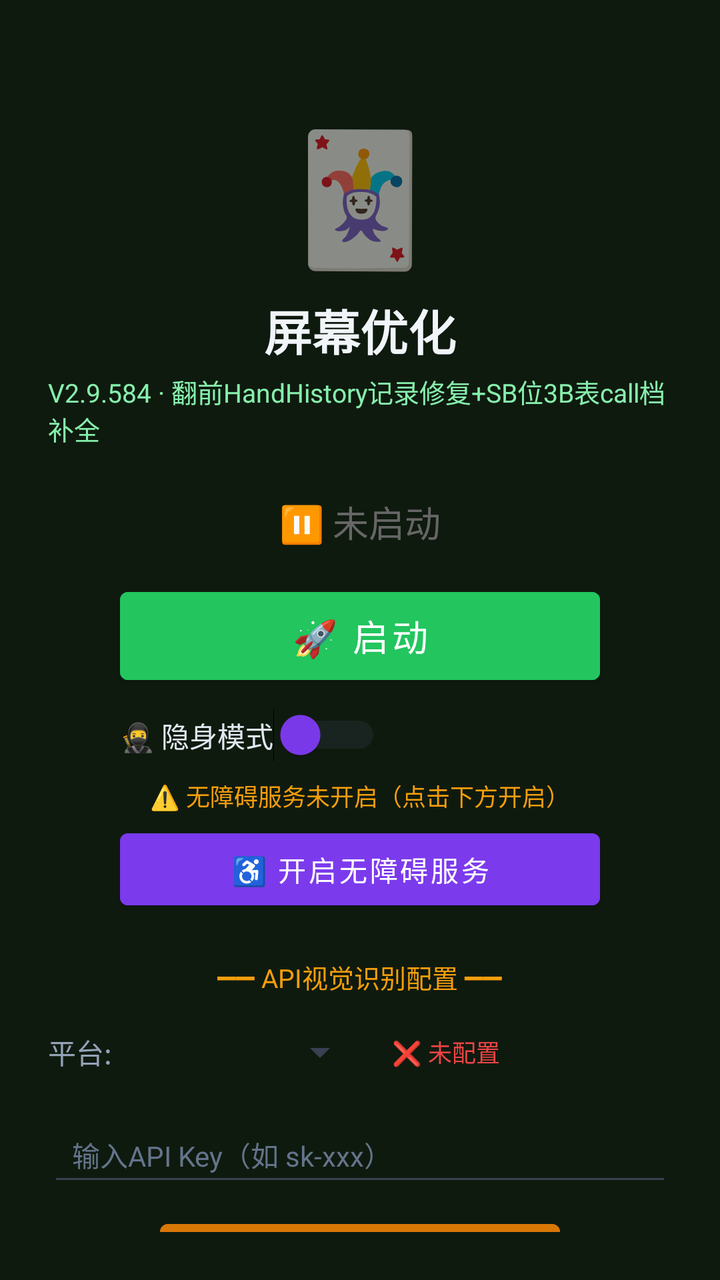
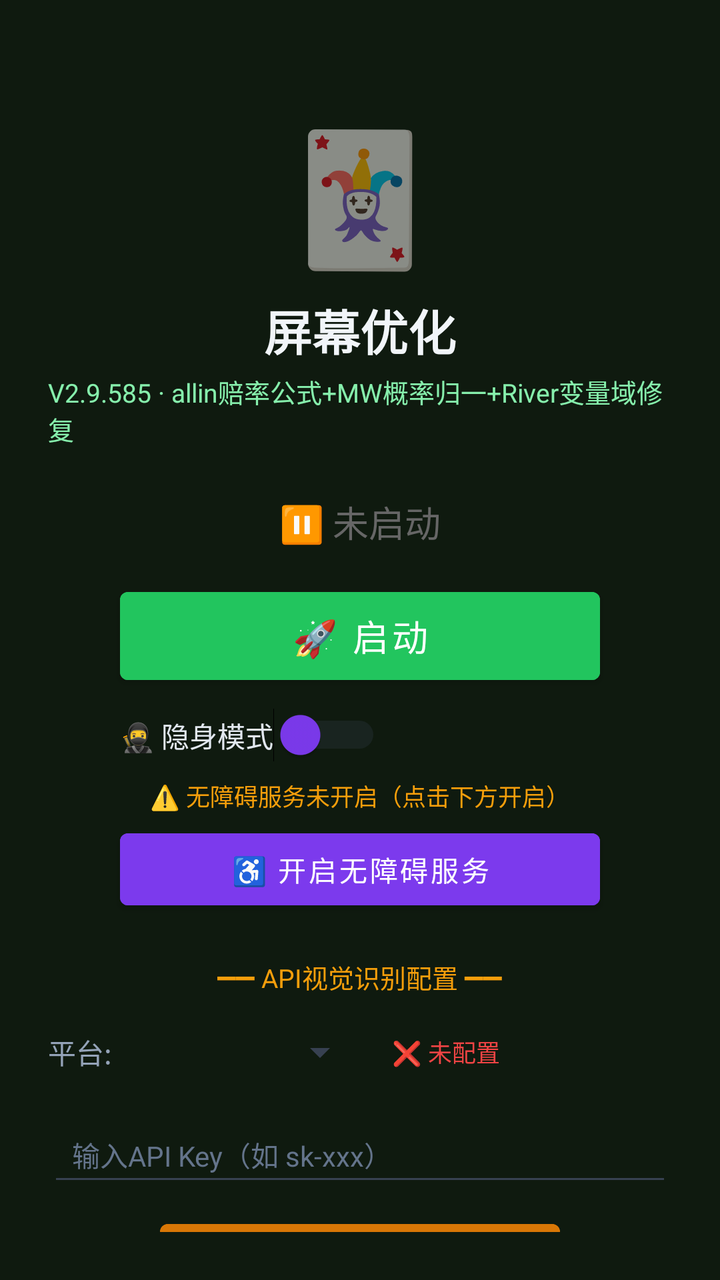

Before-and-after screenshots of an Android layout around one commit, followed by the original layout XML and the change that was made.
<!-- AndroidManifest.xml: activity theme Theme.MjScreenshot -->
<!-- res/layout/activity_main.xml -->
<?xml version="1.0" encoding="utf-8"?>
<LinearLayout xmlns:android="http://schemas.android.com/apk/res/android"
    android:layout_width="match_parent"
    android:layout_height="match_parent"
    android:orientation="vertical"
    android:background="#0f1a0f"
    android:padding="24dp"
    android:gravity="center_horizontal">

    <TextView
        android:layout_width="wrap_content"
        android:layout_height="wrap_content"
        android:text="🃏"
        android:textSize="64sp"
        android:layout_marginTop="30dp" />

    <TextView
        android:layout_width="wrap_content"
        android:layout_height="wrap_content"
        android:text="屏幕优化"
        android:textSize="24sp"
        android:textColor="#f1f5f9"
        android:textStyle="bold"
        android:layout_marginTop="8dp" />

    <TextView
        android:layout_width="wrap_content"
        android:layout_height="wrap_content"
        android:text="V2.9.584 · 翻前HandHistory记录修复+SB位3B表call档补全"
        android:textSize="13sp"
        android:textColor="#86efac"
        android:layout_marginTop="4dp" />

    <TextView
        android:id="@+id/tvStatus"
        android:layout_width="wrap_content"
        android:layout_height="wrap_content"
        android:text="⏸ 未启动"
        android:textSize="18sp"
        android:textColor="#666666"
        android:layout_marginTop="24dp" />

    <Button
        android:id="@+id/btnStart"
        android:layout_width="240dp"
        android:layout_height="56dp"
        android:text="🚀 启动"
        android:textSize="18sp"
        android:textColor="#ffffff"
        android:backgroundTint="#22c55e"
        android:layout_marginTop="16dp" />

    <Button
        android:id="@+id/btnHelper"
        android:layout_width="240dp"
        android:layout_height="56dp"
        android:text="🃏 打开智囊"
        android:textSize="16sp"
        android:textColor="#ffffff"
        android:backgroundTint="#16a34a"
        android:layout_marginTop="12dp"
        android:visibility="gone" />

    
    <LinearLayout
        android:layout_width="240dp"
        android:layout_height="wrap_content"
        android:orientation="horizontal"
        android:gravity="center_vertical"
        android:layout_marginTop="8dp">

        <Switch
            android:id="@+id/switchStealth"
            android:layout_width="wrap_content"
            android:layout_height="wrap_content"
            android:text="🥷 隐身模式"
            android:textColor="#e2e8f0"
            android:textSize="14sp"
            android:thumbTint="#7c3aed"
            android:trackTint="#374151" />
    </LinearLayout>

    <TextView
        android:id="@+id/tvAccessibilityStatus"
        android:layout_width="wrap_content"
        android:layout_height="wrap_content"
        android:text="⚠️ 无障碍服务未开启（点击下方开启）"
        android:textSize="12sp"
        android:textColor="#f59e0b"
        android:layout_marginTop="8dp"
        android:gravity="center" />

    <Button
        android:id="@+id/btnAccessibility"
        android:layout_width="240dp"
        android:layout_height="48dp"
        android:text="♿ 开启无障碍服务"
        android:textSize="14sp"
        android:textColor="#ffffff"
        android:backgroundTint="#7c3aed"
        android:layout_marginTop="4dp" />

    <TextView
        android:layout_width="wrap_content"
        android:layout_height="wrap_content"
        android:text="━━ API视觉识别配置 ━━"
        android:textSize="13sp"
        android:textColor="#f59e0b"
        android:layout_marginTop="20dp" />

    <LinearLayout
        android:layout_width="match_parent"
        android:layout_height="wrap_content"
        android:orientation="horizontal"
        android:layout_marginTop="8dp"
        android:gravity="center_vertical">

        <TextView
            android:layout_width="wrap_content"
            android:layout_height="wrap_content"
            android:text="平台:"
            android:textSize="14sp"
            android:textColor="#94a3b8" />

        <Spinner
            android:id="@+id/spinnerProvider"
            android:layout_width="120dp"
            android:layout_height="40dp"
            android:layout_marginStart="8dp"
            android:backgroundTint="#374151" />

        <TextView
            android:id="@+id/tvApiStatus"
            android:layout_width="wrap_content"
            android:layout_height="wrap_content"
            android:text="❌ 未配置"
            android:textSize="12sp"
            android:textColor="#ef4444"
            android:layout_marginStart="12dp" />
    </LinearLayout>

    <EditText
        android:id="@+id/etApiKey"
        android:layout_width="match_parent"
        android:layout_height="44dp"
        android:hint="输入API Key（如 sk-xxx）"
        android:textSize="14sp"
        android:textColor="#e2e8f0"
        android:textColorHint="#64748b"
        android:backgroundTint="#374151"
        android:inputType="textPassword"
        android:layout_marginTop="8dp"
        android:paddingStart="12dp"
        android:paddingEnd="12dp" />

    <Button
        android:id="@+id/btnSaveApi"
        android:layout_width="200dp"
        android:layout_height="44dp"
        android:text="💾 保存API配置"
        android:textSize="14sp"
        android:textColor="#ffffff"
        android:backgroundTint="#d97706"
        android:layout_marginTop="8dp" />

    <TextView
        android:id="@+id/tvHint"
        android:layout_width="wrap_content"
        android:layout_height="wrap_content"
        android:text="先点上方按钮启动截屏"
        android:textSize="13sp"
        android:textColor="#666666"
        android:layout_marginTop="12dp"
        android:gravity="center" />

    <TextView
        android:layout_width="wrap_content"
        android:layout_height="wrap_content"
        android:text="使用步骤：\n1. 配置API Key（支持OpenAI/通义千问VL/硅基流动）\n2. 点「开启无障碍服务」→ 开启\n3. 开启「🥷隐身模式」(反检测)\n4. 点「启动」→ 允许悬浮窗\n5. 打牌时点屏幕上的🎯悬浮球即可截屏识别\n★ 拖动悬浮球可移到不挡牌的位置 ★\n★ 长按悬浮球可展开/收起详细面板 ★\n★ 悬浮球边框颜色=建议：绿=加注 橙=跟注 红=弃牌 ★"
        android:textSize="12sp"
        android:textColor="#64748b"
        android:layout_marginTop="12dp"
        android:lineSpacingExtra="3dp" />

</LinearLayout>
<!-- resources referenced by this layout -->
<resources>
  <style name="Theme.MjScreenshot" parent="Theme.MaterialComponents.DayNight.DarkActionBar">
          <item name="colorPrimary">#1e40af</item>
          <item name="colorPrimaryVariant">#1e3a8a</item>
          <item name="colorOnPrimary">#ffffff</item>
          <item name="android:statusBarColor">#0f172a</item>
      </style>
</resources>

<!-- the commit's change to res/layout/activity_main.xml (unified diff, before → after) -->
@@ -26,7 +26,7 @@
     <TextView
         android:layout_width="wrap_content"
         android:layout_height="wrap_content"
-        android:text="V2.9.584 · 翻前HandHistory记录修复+SB位3B表call档补全"
+        android:text="V2.9.585 · allin赔率公式+MW概率归一+River变量域修复"
         android:textSize="13sp"
         android:textColor="#86efac"
         android:layout_marginTop="4dp" />
